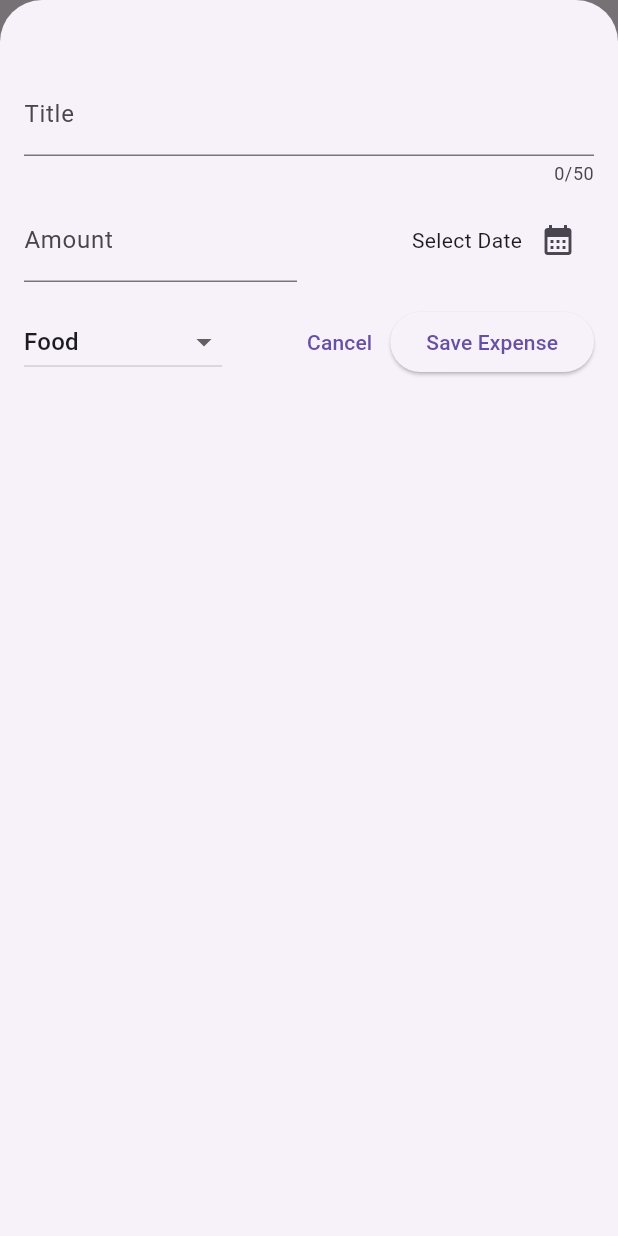
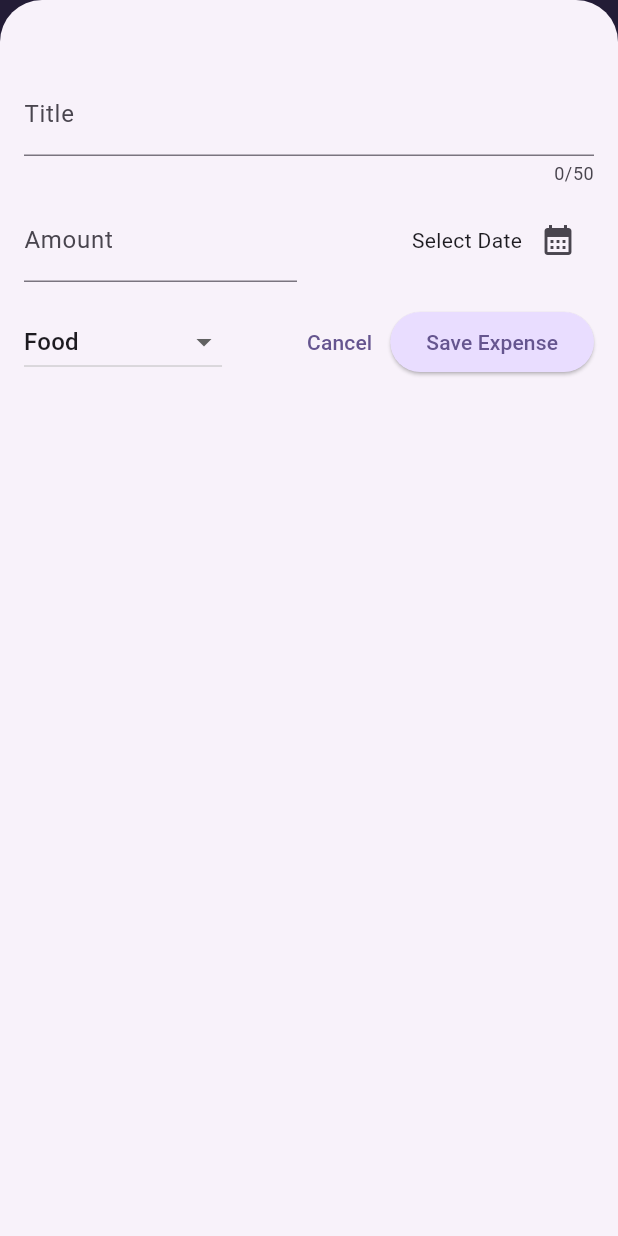
Before and after one commit to mortezaRahimi/expenses, a Flutter app: the screen it shows after launch, after a tap on the "add" icon, on a phone screen of 412 x 824 dp. Run offline on Flutter 3.47's test engine with Material 3 defaults, Android fonts, the phone set to English and light mode, and no system bars.

Commit message:
Dark Theme, Light Theme added.

```diff
--- a/lib/expenses.dart
+++ b/lib/expenses.dart
@@ -13,6 +13,14 @@ class Expenses extends StatefulWidget {
 }
 
 class _ExpensesState extends State<Expenses> {
+  final List<Expense> _expensesList = [
+    Expense(
+        title: 'Cinema',
+        amount: 45.0,
+        date: DateTime.now(),
+        category: ExpenseCategory.Travel)
+  ];
+
   void newExpenseToAdd(Expense expense) {
     setState(() {
       _expensesList.add(expense);
@@ -33,7 +41,7 @@ class _ExpensesState extends State<Expenses> {
     });
 
     ScaffoldMessenger.of(context).showSnackBar(SnackBar(
-      duration: Duration(seconds: 3),
+      duration: const Duration(seconds: 3),
       action: SnackBarAction(
           label: 'Undo',
           onPressed: () {
@@ -44,8 +52,6 @@ class _ExpensesState extends State<Expenses> {
       content: const Text('Expense Removed!'),
     ));
   }
-
-  final List<Expense> _expensesList = List.empty();
 
   @override
   Widget build(BuildContext context) {
--- a/lib/main.dart
+++ b/lib/main.dart
@@ -1,9 +1,40 @@
 import 'package:flutter/material.dart';
 import 'expenses.dart';
 
+var mColorScheme =
+    ColorScheme.fromSeed(seedColor: const Color.fromARGB(255, 96, 59, 181));
+
+var mDarkColorScheme = ColorScheme.fromSeed(
+    brightness: Brightness.dark,
+    seedColor: const Color.fromARGB(255, 5, 99, 125));
 void main() {
   runApp(MaterialApp(
-    theme: ThemeData(useMaterial3: true),
+    darkTheme: ThemeData.dark().copyWith(
+        colorScheme: mDarkColorScheme,
+        cardTheme: const CardTheme().copyWith(
+            color: mDarkColorScheme.secondaryContainer,
+            margin: const EdgeInsets.symmetric(horizontal: 16, vertical: 8)),
+        elevatedButtonTheme: ElevatedButtonThemeData(
+            style: ElevatedButton.styleFrom(
+                backgroundColor: mDarkColorScheme.primaryContainer,
+                foregroundColor: mDarkColorScheme.onPrimaryContainer))),
+    theme: ThemeData().copyWith(
+      colorScheme: mColorScheme,
+      appBarTheme: const AppBarTheme().copyWith(
+          backgroundColor: mColorScheme.onPrimaryContainer,
+          foregroundColor: mColorScheme.primaryContainer),
+      cardTheme: const CardTheme().copyWith(
+          color: mColorScheme.secondaryContainer,
+          margin: const EdgeInsets.symmetric(horizontal: 16, vertical: 8)),
+      elevatedButtonTheme: ElevatedButtonThemeData(
+          style: ElevatedButton.styleFrom(
+              backgroundColor: mColorScheme.primaryContainer)),
+      textTheme: ThemeData().textTheme.copyWith(
+          titleLarge: TextStyle(
+              fontWeight: FontWeight.bold,
+              color: mColorScheme.onSecondaryContainer,
+              fontSize: 16)),
+    ),
     home: const Expenses(),
   ));
 }
--- a/lib/widgets/expense_item.dart
+++ b/lib/widgets/expense_item.dart
@@ -15,9 +15,11 @@ class ExpenseItem extends StatelessWidget {
           child: Padding(
             padding: const EdgeInsets.symmetric(horizontal: 20, vertical: 16),
             child: Column(
+              crossAxisAlignment: CrossAxisAlignment.start,
               children: [
                 Text(
                   expense.title,
+                  style: Theme.of(context).textTheme.titleLarge,
                 ),
                 const SizedBox(
                   height: 4,
--- a/lib/widgets/expenses_list.dart
+++ b/lib/widgets/expenses_list.dart
@@ -16,6 +16,9 @@ class ExpensesList extends StatelessWidget {
     return ListView.builder(
         itemCount: expensesList.length,
         itemBuilder: (ctx, index) => Dismissible(
+          background: Container(
+            color: Theme.of(context).colorScheme.error.withOpacity(0.75),
+            margin: EdgeInsets.symmetric(horizontal: Theme.of(context).cardTheme.margin!.horizontal)),
             onDismissed: (direction) {
               onDismissedExpense(expensesList[index]);
             },
--- a/lib/widgets/new_expense.dart
+++ b/lib/widgets/new_expense.dart
@@ -17,7 +17,7 @@ class NewExpense extends StatefulWidget {
 
 class _NewStateClass extends State<NewExpense> {
   var _titleControler = TextEditingController();
-  String? _titleError;
+
   var _amountControler = TextEditingController();
   String? _selectedDate;
   var _dateTime = DateTime.now();
```
